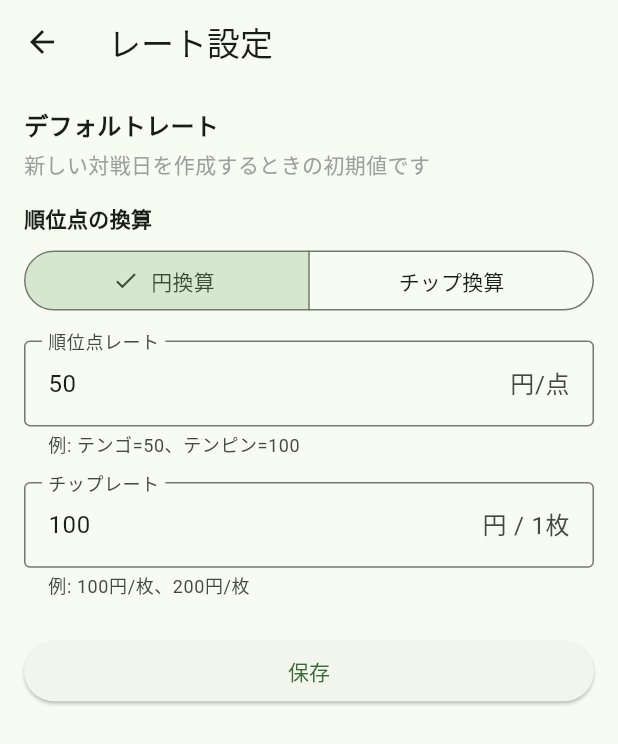
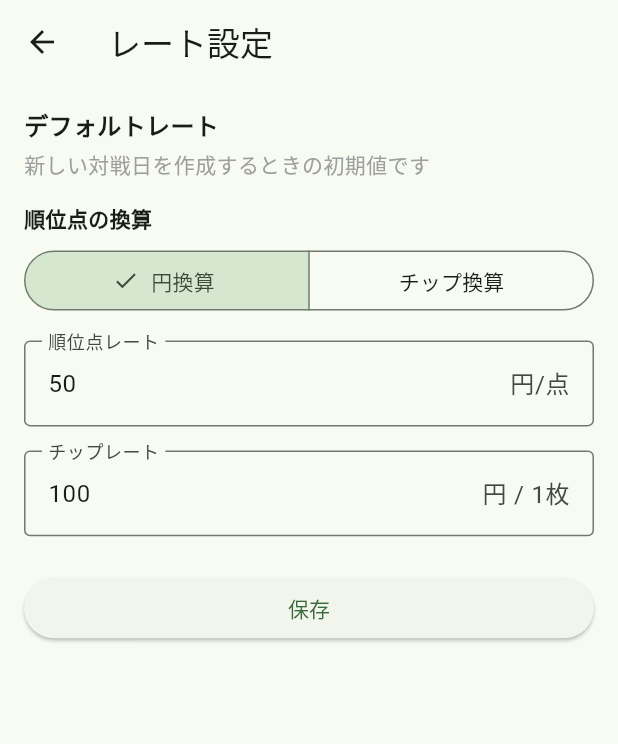
Before and after one commit to kageyama0/majan_log_app, a Flutter app: the SettingsScreen screen opened directly, on a phone screen of 412 x 824 dp. Shown: the top 744 px of the screen. Run offline on Flutter 3.47's test engine with Material 3 defaults, Android fonts, the phone set to English and light mode, and no system bars; our stand-ins replace drift, flutter_riverpod; accounts and stored records are empty; generated files the repository leaves out were written again.

Commit message:
fix: チップ換算の順位点単位を枚/円にし例示ヘルパーを削除
ユーザー指定どおりチップ換算時の suffix を枚/点から枚/円へ変更し、
作成・設定・精算まわりの「例:」ヘルパー文言を取り除く。

Co-authored-by: kageyama <kageyama0@users.noreply.github.com>

```diff
--- a/lib/screens/chip_settlement_screen.dart
+++ b/lib/screens/chip_settlement_screen.dart
@@ -327,7 +327,7 @@ class _ChipSettlementScreenState
             if (ScoreRateMode.isChip(gd.scoreRateMode)) ...[
               const SizedBox(height: 4),
               Text(
-                '順位点はチップ換算（${gd.scoreRate}枚/点 × ${gd.chipRate}円/枚）',
+                '順位点はチップ換算（${gd.scoreRate}枚/円 × ${gd.chipRate}円/枚）',
                 style: TextStyle(
                   fontSize: 12,
                   color: Colors.grey.shade700,
--- a/lib/screens/create_game_day_screen.dart
+++ b/lib/screens/create_game_day_screen.dart
@@ -167,8 +167,6 @@ class _CreateGameDayScreenState
                       border: const OutlineInputBorder(),
                       suffixText:
                           ScoreRateMode.scoreRateSuffix(_scoreRateMode),
-                      helperText:
-                          ScoreRateMode.scoreRateHelper(_scoreRateMode),
                     ),
                     keyboardType: TextInputType.number,
                     inputFormatters: [
--- a/lib/screens/settings_screen.dart
+++ b/lib/screens/settings_screen.dart
@@ -94,7 +94,6 @@ class _SettingsScreenState extends ConsumerState<SettingsScreen> {
               labelText: '順位点レート',
               border: const OutlineInputBorder(),
               suffixText: ScoreRateMode.scoreRateSuffix(_scoreRateMode),
-              helperText: ScoreRateMode.scoreRateHelper(_scoreRateMode),
             ),
             keyboardType: TextInputType.number,
             inputFormatters: [
@@ -108,7 +107,6 @@ class _SettingsScreenState extends ConsumerState<SettingsScreen> {
               labelText: 'チップレート',
               border: OutlineInputBorder(),
               suffixText: '円 / 1枚',
-              helperText: '例: 100円/枚、200円/枚',
             ),
             keyboardType: TextInputType.number,
             inputFormatters: [
--- a/lib/utils/score_rate_mode.dart
+++ b/lib/utils/score_rate_mode.dart
@@ -34,11 +34,7 @@ abstract final class ScoreRateMode {
   }
 
   static String scoreRateSuffix(int mode) =>
-      isChip(mode) ? '枚/点' : '円/点';
-
-  static String scoreRateHelper(int mode) => isChip(mode)
-      ? '例: 1点=1枚 → チップレートで円換算'
-      : '例: テンゴ=50、テンピン=100';
+      isChip(mode) ? '枚/円' : '円/点';
 
   static String homeRateLabel({
     required int scoreRate,
```
